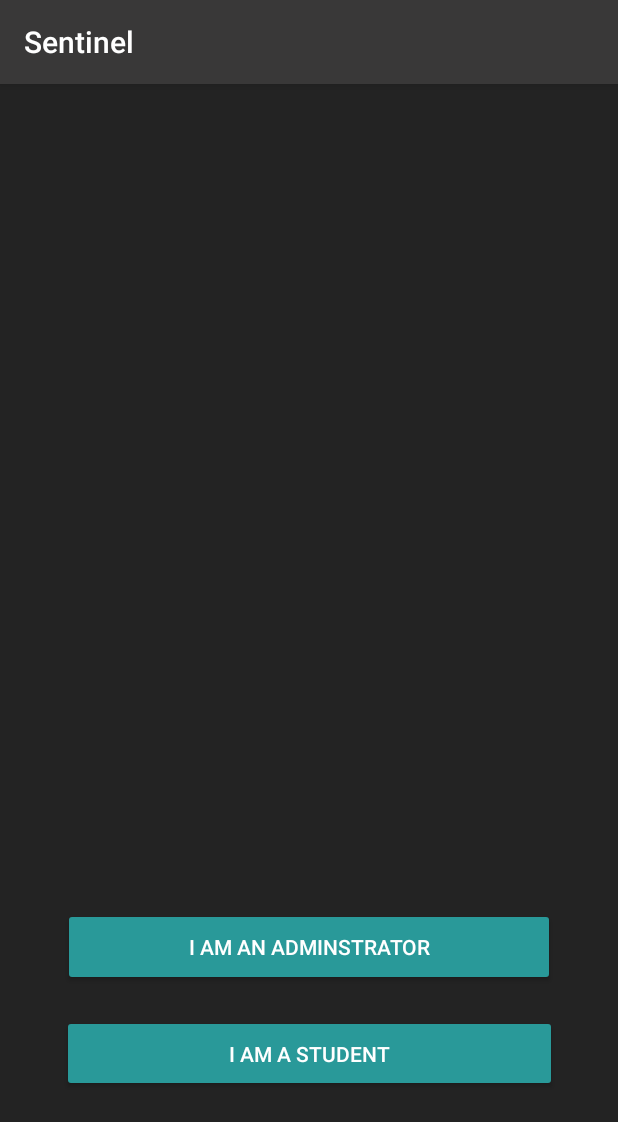
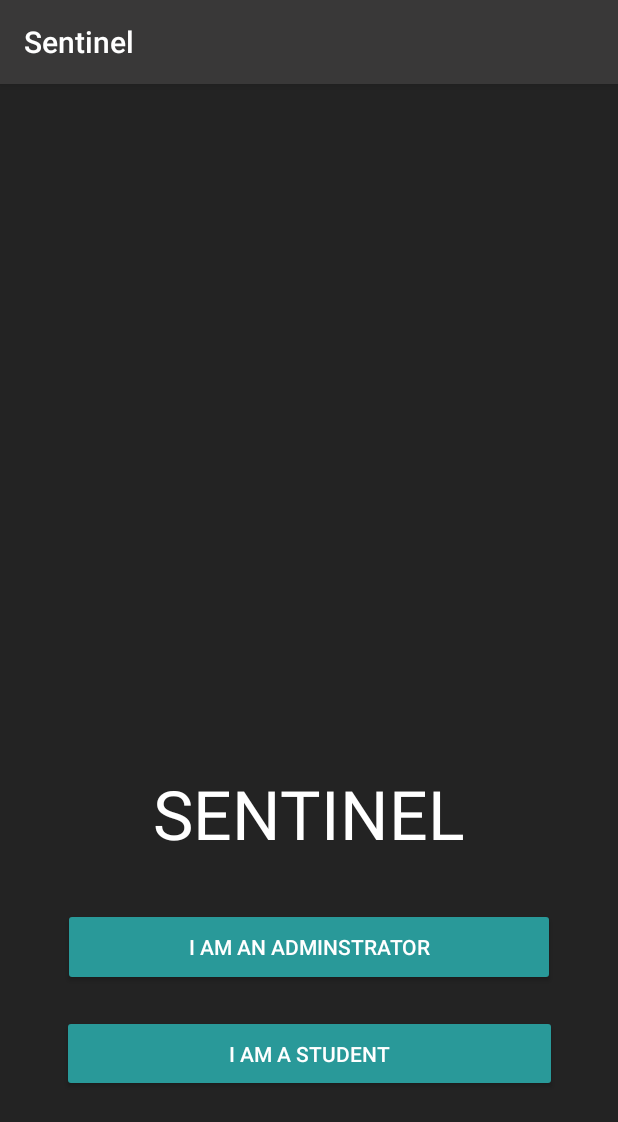
Before and after one commit to pguduguntla/Sentinel, an Android app: the screen it shows after launch (OnStartActivity), on a phone screen of 412 x 824 dp. Shown: the top 1122 px of the screen. Run offline under Robolectric (Android 15) with nearby library versions, the phone set to English and light mode, and no system bars.

Commit message:
log in gucci

```diff
--- a/app/src/main/res/layout/activity_account.xml
+++ b/app/src/main/res/layout/activity_account.xml
@@ -4,6 +4,7 @@
     xmlns:tools="http://schemas.android.com/tools"
     android:layout_width="match_parent"
     android:layout_height="match_parent"
+    android:background="#232323"
     tools:context=".accountActivity">
 
     <ListView
@@ -12,10 +13,9 @@
         android:layout_height="504dp"
         android:layout_marginBottom="8dp"
         android:layout_marginEnd="8dp"
-        android:layout_marginLeft="8dp"
-        android:layout_marginRight="8dp"
         android:layout_marginStart="8dp"
         android:layout_marginTop="8dp"
+        android:cacheColorHint="@color/common_google_signin_btn_text_dark_default"
         app:layout_constraintBottom_toBottomOf="parent"
         app:layout_constraintEnd_toEndOf="parent"
         app:layout_constraintHorizontal_bias="1.0"
--- a/app/src/main/res/layout/activity_on_start.xml
+++ b/app/src/main/res/layout/activity_on_start.xml
@@ -37,4 +37,19 @@
         app:layout_constraintStart_toStartOf="parent"
         app:layout_constraintTop_toTopOf="parent"
         app:layout_constraintVertical_bias="0.979" />
+
+    <TextView
+        android:id="@+id/SENTINEL"
+        android:layout_width="wrap_content"
+        android:layout_height="57dp"
+        android:layout_marginBottom="36dp"
+        android:layout_marginEnd="8dp"
+        android:layout_marginStart="8dp"
+        android:text="SENTINEL"
+        android:textAppearance="@style/TextAppearance.AppCompat.Display2"
+        android:textColor="@color/common_google_signin_btn_text_dark_default"
+        app:layout_constraintBottom_toTopOf="@+id/ashish"
+        app:layout_constraintEnd_toEndOf="parent"
+        app:layout_constraintHorizontal_bias="0.503"
+        app:layout_constraintStart_toStartOf="parent" />
 </android.support.constraint.ConstraintLayout>
```
Also changed, not shown: app/src/main/res/layout/activity_login.xml (+10 -0 lines), app/src/main/res/drawable-hdpi/ic_action_name.png (added), app/src/main/res/drawable-mdpi/ic_action_name.png (added), app/src/main/res/drawable-xhdpi/ic_action_name.png (added), app/src/main/res/drawable-xxhdpi/ic_action_name.png (added).
